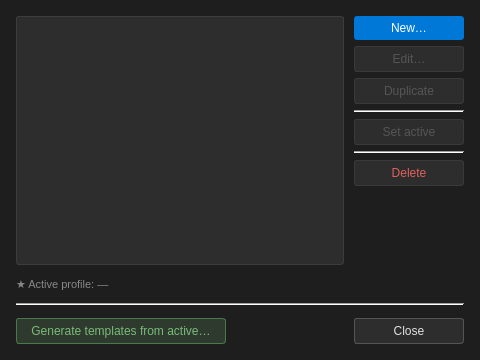
ShadobaDev/Platemaker-qt, file widgets/managecanvasprofilesdialog/managecanvasprofilesdialog.ui: the form before one commit.
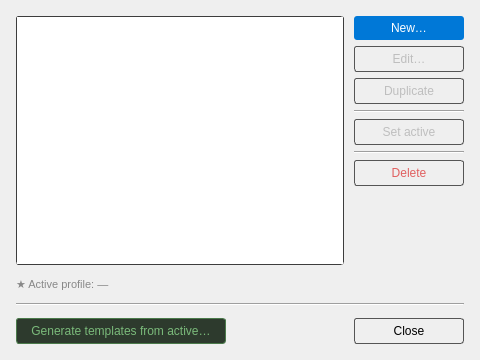
The form after the commit.

Commit message: refactor(ui): simplify styles by removing redundant color definitions for dark theme

What changed in the file:
```diff
--- a/widgets/managecanvasprofilesdialog/managecanvasprofilesdialog.ui
+++ b/widgets/managecanvasprofilesdialog/managecanvasprofilesdialog.ui
@@ -15,12 +15,7 @@
   </property>
   <property name="styleSheet">
    <string notr="true">
-QDialog {
-    background-color: #1e1e1e;
-    color: #e0e0e0;
-}
 QGroupBox {
-    color: #aaaaaa;
     border: 1px solid #3d3d3d;
     border-radius: 4px;
     margin-top: 8px;
@@ -33,12 +28,9 @@
     padding: 0 4px;
 }
 QLabel {
-    color: #cccccc;
     font-size: 12px;
 }
 QListWidget {
-    background-color: #2d2d2d;
-    color: #e0e0e0;
     border: 1px solid #3d3d3d;
     border-radius: 3px;
     font-size: 12px;
@@ -48,16 +40,7 @@
     padding: 6px 10px;
     border-bottom: 1px solid #333333;
 }
-QListWidget::item:selected {
-    background-color: #0d3a5c;
-    color: #ffffff;
-}
-QListWidget::item:hover:!selected {
-    background-color: #383838;
-}
 QPushButton {
-    background-color: #2d2d2d;
-    color: #e0e0e0;
     border: 1px solid #555555;
     border-radius: 3px;
     padding: 5px 14px;
@@ -68,10 +51,6 @@
     background-color: #3d3d3d;
     border-color: #0078d7;
 }
-QPushButton:disabled {
-    color: #555555;
-    border-color: #3a3a3a;
-}
 QPushButton#buttonNew {
     background-color: #0078d7;
     color: #ffffff;
```
Left out of the diff: 1 changed line with no effect on the pictures. The commit also changes 3 other files.
